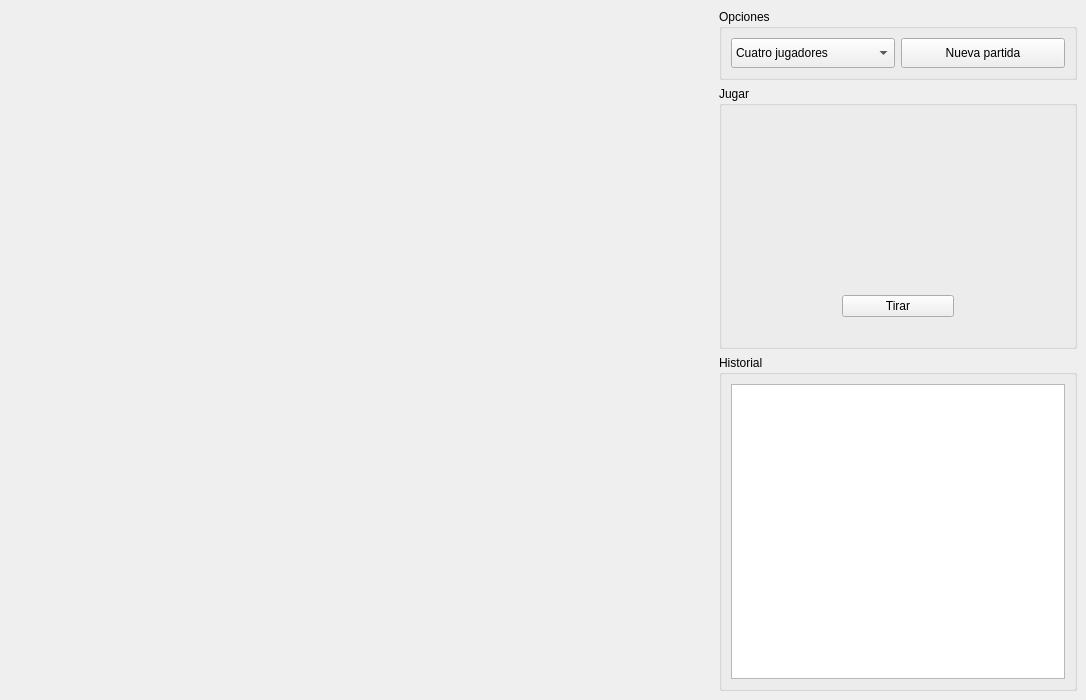
First picture: the form in parchis.ui, repository Lerduzz/Lerchis, before the edit.
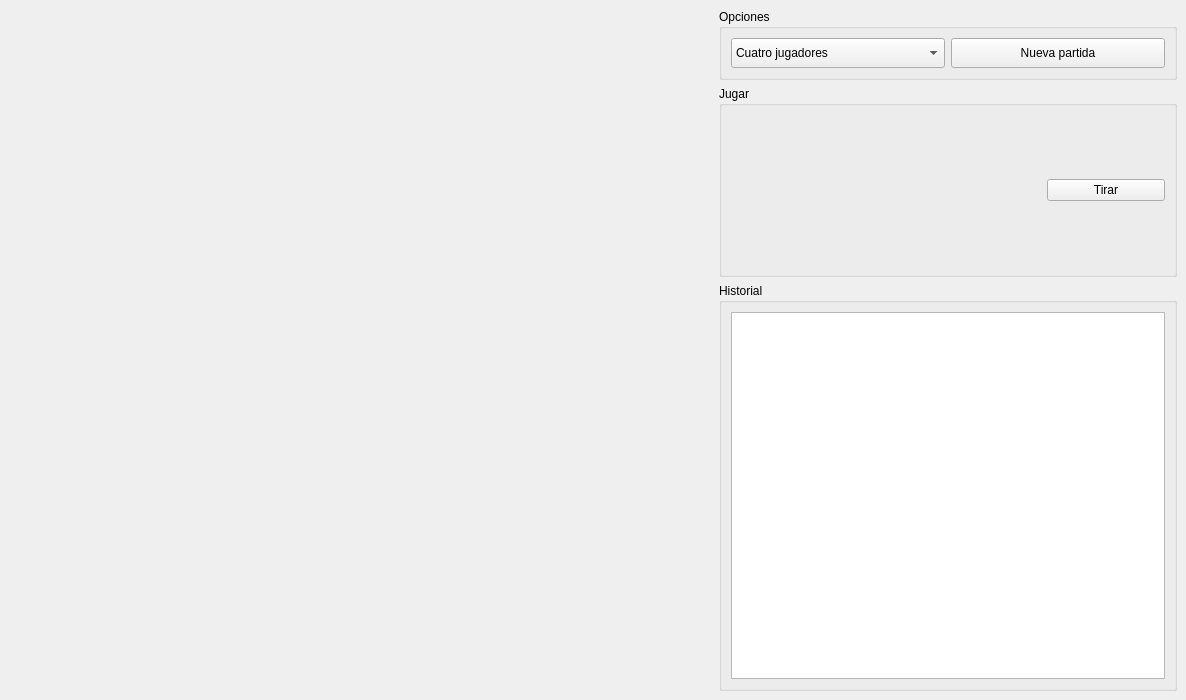
Second picture: the form after the edit. Icons and pictures are not drawn.

Commit message: Mejorar tamaño de dados.

Diff of the .ui file:
```diff
--- a/parchis.ui
+++ b/parchis.ui
@@ -6,7 +6,7 @@
    <rect>
     <x>0</x>
     <y>0</y>
-    <width>1086</width>
+    <width>1186</width>
     <height>700</height>
    </rect>
   </property>
@@ -113,10 +113,7 @@
          <property name="title">
           <string>Jugar</string>
          </property>
-         <layout class="QVBoxLayout" name="layoutJugar">
-          <property name="spacing">
-           <number>0</number>
-          </property>
+         <layout class="QHBoxLayout" name="horizontalLayout_2">
           <item>
            <widget class="QWidget" name="widgetDados" native="true">
             <layout class="QHBoxLayout" name="layoutDados">
@@ -139,8 +136,14 @@
               <widget class="QWidget" name="dado1" native="true">
                <property name="minimumSize">
                 <size>
-                 <width>160</width>
-                 <height>160</height>
+                 <width>150</width>
+                 <height>150</height>
+                </size>
+               </property>
+               <property name="maximumSize">
+                <size>
+                 <width>150</width>
+                 <height>150</height>
                 </size>
                </property>
                <property name="styleSheet">
@@ -152,8 +155,14 @@
               <widget class="QWidget" name="dado2" native="true">
                <property name="minimumSize">
                 <size>
-                 <width>160</width>
-                 <height>160</height>
+                 <width>150</width>
+                 <height>150</height>
+                </size>
+               </property>
+               <property name="maximumSize">
+                <size>
+                 <width>150</width>
+                 <height>150</height>
                 </size>
                </property>
                <property name="styleSheet">
@@ -182,65 +191,13 @@
              <property name="horizontalSpacing">
               <number>0</number>
              </property>
-             <item row="1" column="2">
-              <widget class="QLabel" name="space2">
-               <property name="minimumSize">
-                <size>
-                 <width>1</width>
-                 <height>1</height>
-                </size>
-               </property>
-               <property name="text">
-                <string/>
-               </property>
-              </widget>
-             </item>
-             <item row="0" column="1">
-              <widget class="QLabel" name="space3">
-               <property name="minimumSize">
-                <size>
-                 <width>1</width>
-                 <height>1</height>
-                </size>
-               </property>
-               <property name="text">
-                <string/>
-               </property>
-              </widget>
-             </item>
-             <item row="1" column="1">
+             <item row="0" column="0">
               <widget class="QPushButton" name="btnTirar">
                <property name="text">
                 <string>Tirar</string>
                </property>
               </widget>
              </item>
-             <item row="1" column="0">
-              <widget class="QLabel" name="space1">
-               <property name="minimumSize">
-                <size>
-                 <width>1</width>
-                 <height>1</height>
-                </size>
-               </property>
-               <property name="text">
-                <string/>
-               </property>
-              </widget>
-             </item>
-             <item row="2" column="1">
-              <widget class="QLabel" name="space4">
-               <property name="minimumSize">
-                <size>
-                 <width>1</width>
-                 <height>1</height>
-                </size>
-               </property>
-               <property name="text">
-                <string/>
-               </property>
-              </widget>
-             </item>
             </layout>
            </widget>
           </item>
```
The commit also changes 2 other files.
